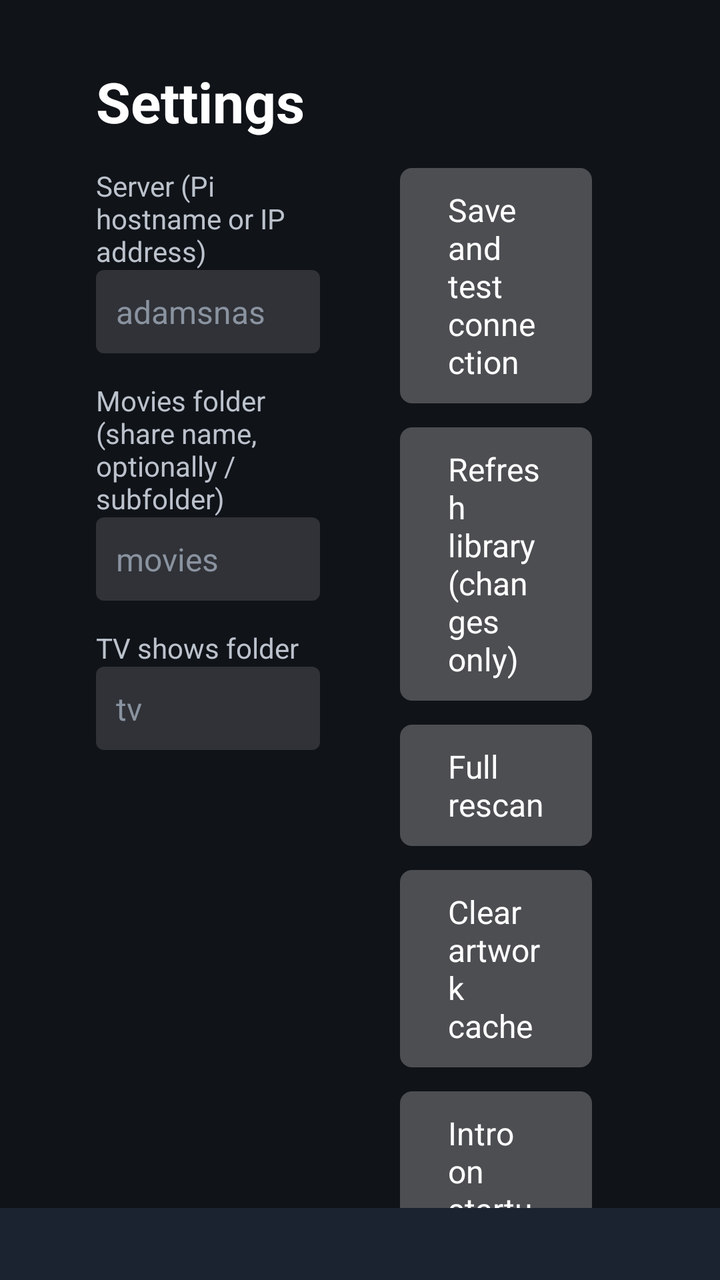
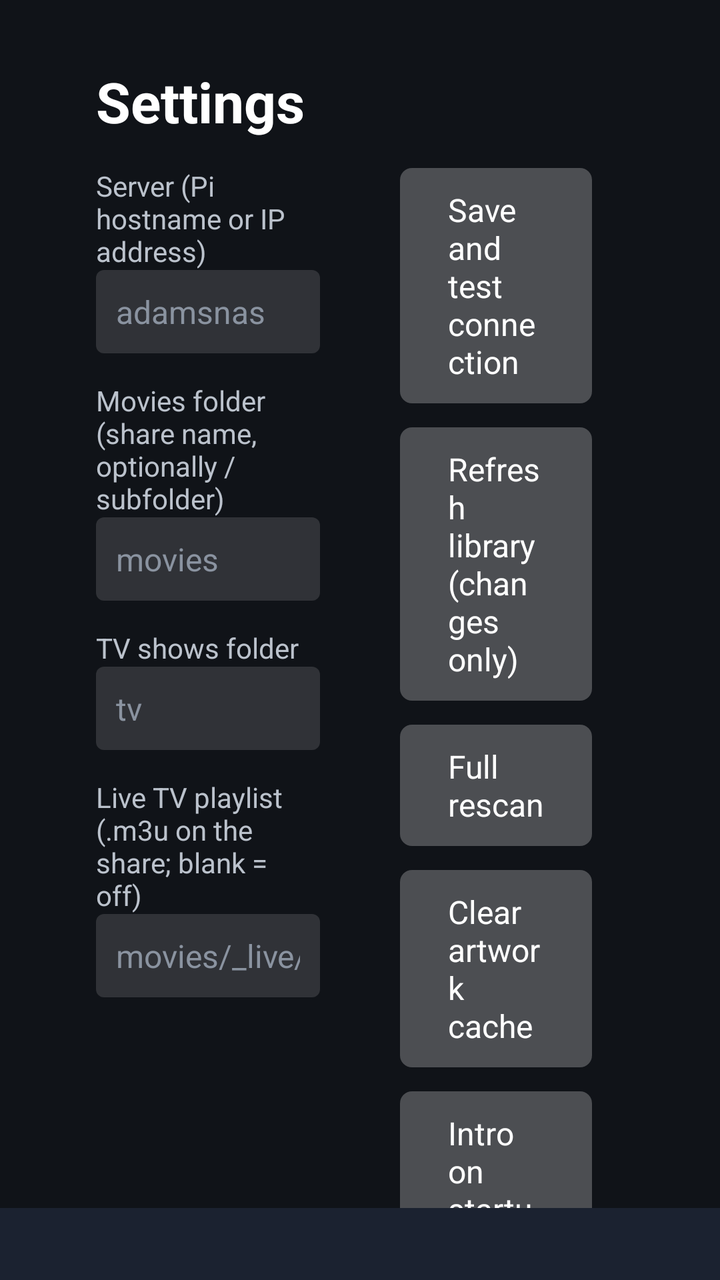

Screens rendered from an Android XML layout before and after an edit, with the pre-edit source and the edit as a unified diff.
<!-- AndroidManifest.xml: application theme Theme.RandyFlix -->
<!-- res/layout/activity_settings.xml -->
<?xml version="1.0" encoding="utf-8"?>
<LinearLayout xmlns:android="http://schemas.android.com/apk/res/android"
    android:layout_width="match_parent"
    android:layout_height="match_parent"
    android:background="@color/bg"
    android:orientation="vertical">

<ScrollView
    android:layout_width="match_parent"
    android:layout_height="0dp"
    android:layout_weight="1">

    <LinearLayout
        android:layout_width="match_parent"
        android:layout_height="wrap_content"
        android:orientation="horizontal"
        android:paddingLeft="48dp"
        android:paddingTop="32dp"
        android:paddingRight="48dp"
        android:paddingBottom="32dp">

        <LinearLayout
            android:layout_width="0dp"
            android:layout_height="wrap_content"
            android:layout_weight="1"
            android:orientation="vertical">

            <TextView
                android:layout_width="wrap_content"
                android:layout_height="wrap_content"
                android:text="Settings"
                android:textColor="@color/text_primary"
                android:textSize="28sp"
                android:textStyle="bold" />

            <TextView style="@style/FieldLabel" android:text="Server (Pi hostname or IP address)" />
            <EditText android:id="@+id/host" style="@style/Field" android:hint="adamsnas" />

            <TextView style="@style/FieldLabel" android:text="Movies folder (share name, optionally /subfolder)" />
            <EditText android:id="@+id/movies" style="@style/Field" android:hint="movies" />

            <TextView style="@style/FieldLabel" android:text="TV shows folder" />
            <EditText android:id="@+id/tv" style="@style/Field" android:hint="tv" />
        </LinearLayout>

        <LinearLayout
            android:layout_width="0dp"
            android:layout_height="wrap_content"
            android:layout_marginStart="40dp"
            android:layout_weight="1"
            android:orientation="vertical">

            <TextView
                android:id="@+id/version"
                android:layout_width="match_parent"
                android:layout_height="52dp"
                android:gravity="end|center_vertical"
                android:textColor="@color/text_dim"
                android:textSize="12sp" />

            <Button android:id="@+id/save" style="@style/TvButton" android:layout_marginBottom="12dp" android:text="Save and test connection" />
            <Button android:id="@+id/refresh" style="@style/TvButton" android:layout_marginBottom="12dp" android:text="Refresh library (changes only)" />
            <Button android:id="@+id/full" style="@style/TvButton" android:layout_marginBottom="12dp" android:text="Full rescan" />
            <Button android:id="@+id/clear_images" style="@style/TvButton" android:layout_marginBottom="12dp" android:text="Clear artwork cache" />
            <Button android:id="@+id/intro" style="@style/TvButton" android:layout_marginBottom="12dp" android:text="Intro on startup: On" />
            <Button android:id="@+id/autoplay" style="@style/TvButton" android:layout_marginBottom="12dp" android:text="Auto-play next episode: On" />

        </LinearLayout>
    </LinearLayout>
</ScrollView>

    
    <TextView
        android:id="@+id/status"
        android:layout_width="match_parent"
        android:layout_height="wrap_content"
        android:background="@color/brand"
        android:ellipsize="end"
        android:maxLines="3"
        android:minHeight="36dp"
        android:gravity="center_vertical"
        android:paddingLeft="48dp"
        android:paddingTop="8dp"
        android:paddingRight="48dp"
        android:paddingBottom="8dp"
        android:textColor="@color/text_secondary"
        android:textSize="14sp" />
</LinearLayout>
<!-- resources referenced by this layout -->
<resources>
  <color name="bg">#FF101318</color>
  <color name="brand">#FF1B2230</color>
  <color name="text_dim">#FF8A93A0</color>
  <color name="text_primary">#FFFFFFFF</color>
  <color name="text_secondary">#FFBBC2CC</color>
  <style name="Field">
          <item name="android:layout_width">match_parent</item>
          <item name="android:layout_height">wrap_content</item>
          <item name="android:background">@drawable/field_bg</item>
          <item name="android:padding">10dp</item>
          <item name="android:textColor">@color/text_primary</item>
          <item name="android:textColorHint">@color/text_dim</item>
          <item name="android:textSize">16sp</item>
          <item name="android:singleLine">true</item>
          <item name="android:inputType">text</item>
      </style>
  <style name="FieldLabel">
          <item name="android:layout_width">match_parent</item>
          <item name="android:layout_height">wrap_content</item>
          <item name="android:layout_marginTop">14dp</item>
          <item name="android:textColor">@color/text_secondary</item>
          <item name="android:textSize">14sp</item>
      </style>
  <style name="TvButton">
          <item name="android:layout_width">wrap_content</item>
          <item name="android:layout_height">wrap_content</item>
          <item name="android:layout_marginEnd">16dp</item>
          <item name="android:background">@drawable/btn_bg</item>
          <item name="android:textColor">@color/btn_text</item>
          <item name="android:textSize">16sp</item>
          <item name="android:textAllCaps">false</item>
          <item name="android:paddingLeft">24dp</item>
          <item name="android:paddingRight">24dp</item>
          <item name="android:paddingTop">10dp</item>
          <item name="android:paddingBottom">10dp</item>
          <item name="android:minHeight">0dp</item>
          <item name="android:minWidth">0dp</item>
          <item name="android:focusable">true</item>
          <item name="android:stateListAnimator">@null</item>
      </style>
  <style name="Theme.RandyFlix" parent="Theme.Leanback">
          <item name="android:windowBackground">@color/bg</item>
          <item name="android:colorAccent">@color/accent</item>
      </style>
  <!-- drawable field_bg (drawable) -->
  <?xml version="1.0" encoding="utf-8"?>
  <selector xmlns:android="http://schemas.android.com/apk/res/android">
      <item android:state_focused="true">
          <shape android:shape="rectangle">
              <solid android:color="#33FFFFFF" />
              <stroke android:width="2dp" android:color="@color/accent" />
              <corners android:radius="4dp" />
          </shape>
      </item>
      <item>
          <shape android:shape="rectangle">
              <solid android:color="#22FFFFFF" />
              <corners android:radius="4dp" />
          </shape>
      </item>
  </selector>
  <!-- drawable btn_bg (drawable) -->
  <?xml version="1.0" encoding="utf-8"?>
  <selector xmlns:android="http://schemas.android.com/apk/res/android">
      <item android:state_focused="true">
          <shape android:shape="rectangle">
              <solid android:color="@color/accent" />
              <corners android:radius="6dp" />
          </shape>
      </item>
      <item>
          <shape android:shape="rectangle">
              <solid android:color="#40FFFFFF" />
              <corners android:radius="6dp" />
          </shape>
      </item>
  </selector>
  <color name="accent">#FFF5A623</color>
</resources>

<!-- the commit's change to res/layout/activity_settings.xml (unified diff, before → after) -->
@@ -41,6 +41,9 @@
 
             <TextView style="@style/FieldLabel" android:text="TV shows folder" />
             <EditText android:id="@+id/tv" style="@style/Field" android:hint="tv" />
+
+            <TextView style="@style/FieldLabel" android:text="Live TV playlist (.m3u on the share; blank = off)" />
+            <EditText android:id="@+id/live" style="@style/Field" android:hint="movies/_live/channels.m3u" />
         </LinearLayout>
 
         <LinearLayout
